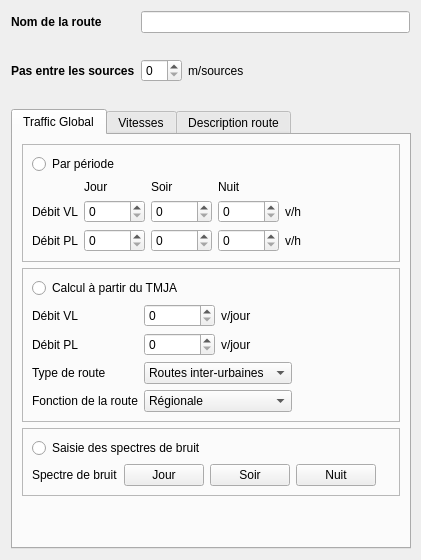
Old version of the form Tympan/GraphicIHM/DataManagerIHM/TYRouteWidget.ui in the repository Jiunixo/test_mig2.
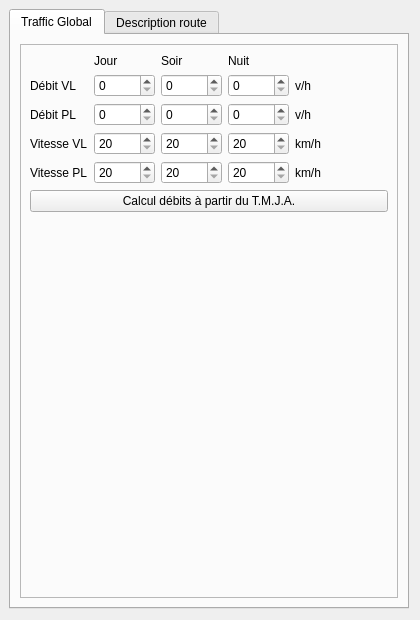
New version of the form. The open tabs and pages were chosen to show the change.

Commit message:
[TYRouteWidget] Refactor the ergonomy of the widget.
This notably introduces a dedicated dialog for using the AADT.

related to #1507362

Patch:
```diff
--- a/Tympan/GraphicIHM/DataManagerIHM/TYRouteWidget.ui
+++ b/Tympan/GraphicIHM/DataManagerIHM/TYRouteWidget.ui
@@ -1,94 +1,33 @@
 <?xml version="1.0" encoding="UTF-8"?>
 <ui version="4.0">
- <class>Form</class>
- <widget class="QWidget" name="Form">
+ <class>RouteWidget</class>
+ <widget class="QWidget" name="RouteWidget">
   <property name="geometry">
    <rect>
     <x>0</x>
     <y>0</y>
-    <width>421</width>
-    <height>560</height>
+    <width>420</width>
+    <height>620</height>
    </rect>
   </property>
   <property name="minimumSize">
    <size>
-    <width>400</width>
-    <height>560</height>
+    <width>420</width>
+    <height>620</height>
    </size>
   </property>
   <property name="windowTitle">
    <string>Form</string>
   </property>
-  <layout class="QVBoxLayout" name="verticalLayout">
-   <item>
-    <layout class="QGridLayout" name="gridLayout">
-     <item row="0" column="0">
-      <widget class="QLabel" name="label">
-       <property name="font">
-        <font>
-         <weight>75</weight>
-         <bold>true</bold>
-        </font>
-       </property>
-       <property name="text">
-        <string>Nom de la route</string>
-       </property>
-      </widget>
-     </item>
-     <item row="1" column="0">
-      <widget class="QLabel" name="label_2">
-       <property name="font">
-        <font>
-         <weight>75</weight>
-         <bold>true</bold>
-        </font>
-       </property>
-       <property name="text">
-        <string>Pas entre les sources</string>
-       </property>
-      </widget>
-     </item>
-     <item row="0" column="1">
-      <widget class="QLineEdit" name="nom_route"/>
-     </item>
-     <item row="1" column="1">
-      <layout class="QHBoxLayout" name="horizontalLayout_2">
-       <item>
-        <widget class="QSpinBox" name="pas_sources">
-         <property name="sizePolicy">
-          <sizepolicy hsizetype="Fixed" vsizetype="Fixed">
-           <horstretch>0</horstretch>
-           <verstretch>0</verstretch>
-          </sizepolicy>
-         </property>
-        </widget>
-       </item>
-       <item>
-        <widget class="QLabel" name="label_3">
-         <property name="text">
-          <string>m/sources</string>
-         </property>
-        </widget>
-       </item>
-       <item>
-        <spacer name="horizontalSpacer_3">
-         <property name="orientation">
-          <enum>Qt::Horizontal</enum>
-         </property>
-         <property name="sizeHint" stdset="0">
-          <size>
-           <width>40</width>
-           <height>20</height>
-          </size>
-         </property>
-        </spacer>
-       </item>
-      </layout>
-     </item>
-    </layout>
-   </item>
-   <item>
     <widget class="QTabWidget" name="tabWidget">
+   <property name="geometry">
+    <rect>
+     <x>9</x>
+     <y>9</y>
+     <width>400</width>
+     <height>600</height>
+    </rect>
+   </property>
      <property name="sizePolicy">
       <sizepolicy hsizetype="Preferred" vsizetype="Preferred">
        <horstretch>0</horstretch>
@@ -98,13 +37,13 @@
      <property name="minimumSize">
       <size>
        <width>400</width>
-       <height>400</height>
+     <height>600</height>
       </size>
      </property>
      <property name="currentIndex">
-      <number>0</number>
-     </property>
-     <widget class="QWidget" name="tab">
+    <number>1</number>
+   </property>
+   <widget class="QWidget" name="page_trafic">
       <attribute name="title">
        <string>Traffic Global</string>
       </attribute>
@@ -118,32 +57,8 @@
           <enum>QFrame::Raised</enum>
          </property>
          <layout class="QVBoxLayout" name="verticalLayout_3">
-          <item>
-           <widget class="QRadioButton" name="radio_periode">
-            <property name="text">
-             <string>Par période</string>
-            </property>
-            <attribute name="buttonGroup">
-             <string notr="true">buttonGroup</string>
-            </attribute>
-           </widget>
-          </item>
           <item>
            <layout class="QGridLayout" name="gridLayout_4">
-            <item row="0" column="3">
-             <widget class="QLabel" name="label_16">
-              <property name="text">
-               <string>Nuit</string>
-              </property>
-             </widget>
-            </item>
-            <item row="1" column="4">
-             <widget class="QLabel" name="label_18">
-              <property name="text">
-               <string>v/h</string>
-              </property>
-             </widget>
-            </item>
             <item row="2" column="1">
              <widget class="QSpinBox" name="periode_debit_pl_jour">
               <property name="maximum">
@@ -151,27 +66,6 @@
               </property>
              </widget>
             </item>
-            <item row="1" column="1">
-             <widget class="QSpinBox" name="periode_debit_vl_jour">
-              <property name="maximum">
-               <number>10000</number>
-              </property>
-             </widget>
-            </item>
-            <item row="1" column="3">
-             <widget class="QSpinBox" name="periode_debit_vl_nuit">
-              <property name="maximum">
-               <number>10000</number>
-              </property>
-             </widget>
-            </item>
-            <item row="2" column="0">
-             <widget class="QLabel" name="label_17">
-              <property name="text">
-               <string>Débit PL</string>
-              </property>
-             </widget>
-            </item>
             <item row="2" column="3">
              <widget class="QSpinBox" name="periode_debit_pl_nuit">
               <property name="maximum">
@@ -186,6 +80,27 @@
               </property>
              </widget>
             </item>
+          <item row="2" column="0">
+           <widget class="QLabel" name="label_17">
+            <property name="text">
+             <string>Débit PL</string>
+            </property>
+           </widget>
+          </item>
+          <item row="2" column="2">
+           <widget class="QSpinBox" name="periode_debit_pl_soir">
+            <property name="maximum">
+             <number>10000</number>
+            </property>
+           </widget>
+          </item>
+          <item row="2" column="4">
+           <widget class="QLabel" name="label_21">
+            <property name="text">
+             <string>v/h</string>
+            </property>
+           </widget>
+          </item>
             <item row="1" column="2">
              <widget class="QSpinBox" name="periode_debit_vl_soir">
               <property name="maximum">
@@ -193,6 +108,27 @@
               </property>
              </widget>
             </item>
+          <item row="0" column="3">
+           <widget class="QLabel" name="label_16">
+            <property name="text">
+             <string>Nuit</string>
+            </property>
+           </widget>
+          </item>
+          <item row="1" column="1">
+           <widget class="QSpinBox" name="periode_debit_vl_jour">
+            <property name="maximum">
+             <number>10000</number>
+            </property>
+           </widget>
+          </item>
+          <item row="1" column="3">
+           <widget class="QSpinBox" name="periode_debit_vl_nuit">
+            <property name="maximum">
+             <number>10000</number>
+            </property>
+           </widget>
+          </item>
             <item row="0" column="1">
              <widget class="QLabel" name="label_20">
               <property name="text">
@@ -200,17 +136,10 @@
               </property>
              </widget>
             </item>
-            <item row="0" column="2">
-             <widget class="QLabel" name="label_19">
+          <item row="1" column="4">
+           <widget class="QLabel" name="label_18">
               <property name="text">
-               <string>Soir</string>
-              </property>
-             </widget>
-            </item>
-            <item row="2" column="2">
-             <widget class="QSpinBox" name="periode_debit_pl_soir">
-              <property name="maximum">
-               <number>10000</number>
+             <string>v/h</string>
               </property>
              </widget>
             </item>
@@ -227,274 +156,28 @@
               </property>
              </spacer>
             </item>
-            <item row="2" column="4">
-             <widget class="QLabel" name="label_21">
+          <item row="0" column="2">
+           <widget class="QLabel" name="label_19">
               <property name="text">
-               <string>v/h</string>
-              </property>
-             </widget>
-            </item>
-           </layout>
-          </item>
-         </layout>
-        </widget>
-       </item>
-       <item>
-        <widget class="QFrame" name="frame_2">
-         <property name="frameShape">
-          <enum>QFrame::StyledPanel</enum>
-         </property>
-         <property name="frameShadow">
-          <enum>QFrame::Raised</enum>
-         </property>
-         <layout class="QVBoxLayout" name="verticalLayout_4">
-          <item>
-           <widget class="QRadioButton" name="radio_tmja">
-            <property name="text">
-             <string>Calcul à partir du TMJA</string>
-            </property>
-            <attribute name="buttonGroup">
-             <string notr="true">buttonGroup</string>
-            </attribute>
-           </widget>
-          </item>
-          <item>
-           <layout class="QGridLayout" name="gridLayout_5">
-            <item row="2" column="0">
-             <widget class="QLabel" name="label_24">
-              <property name="text">
-               <string>Type de route</string>
-              </property>
-             </widget>
-            </item>
-            <item row="2" column="1">
-             <widget class="QComboBox" name="tmja_type_route">
-              <item>
-               <property name="text">
-                <string>Routes inter-urbaines</string>
-               </property>
-              </item>
-              <item>
-               <property name="text">
-                <string>Autoroutes de liaison</string>
-               </property>
-              </item>
+             <string>Soir</string>
+            </property>
              </widget>
             </item>
             <item row="3" column="0">
-             <widget class="QLabel" name="label_25">
-              <property name="text">
-               <string>Fonction de la route</string>
-              </property>
-             </widget>
-            </item>
-            <item row="3" column="1">
-             <widget class="QComboBox" name="tmja_fonction_route">
-              <item>
-               <property name="text">
-                <string>Régionale</string>
-               </property>
-              </item>
-              <item>
-               <property name="text">
-                <string>Longue distance</string>
-               </property>
-              </item>
-             </widget>
-            </item>
-            <item row="1" column="1">
-             <layout class="QHBoxLayout" name="horizontalLayout_4">
-              <item>
-               <widget class="QSpinBox" name="tmja_debit_pl"/>
-              </item>
-              <item>
-               <widget class="QLabel" name="label_27">
-                <property name="text">
-                 <string>v/jour</string>
-                </property>
-               </widget>
-              </item>
-             </layout>
-            </item>
-            <item row="0" column="0">
-             <widget class="QLabel" name="label_22">
-              <property name="text">
-               <string>Débit VL</string>
-              </property>
-             </widget>
-            </item>
-            <item row="0" column="1">
-             <layout class="QHBoxLayout" name="horizontalLayout_3">
-              <item>
-               <widget class="QSpinBox" name="tmja_debit_vl"/>
-              </item>
-              <item>
-               <widget class="QLabel" name="label_26">
-                <property name="text">
-                 <string>v/jour</string>
-                </property>
-               </widget>
-              </item>
-             </layout>
-            </item>
-            <item row="1" column="0">
-             <widget class="QLabel" name="label_23">
-              <property name="text">
-               <string>Débit PL</string>
-              </property>
-             </widget>
-            </item>
-            <item row="1" column="2">
-             <spacer name="horizontalSpacer_5">
-              <property name="orientation">
-               <enum>Qt::Horizontal</enum>
-              </property>
-              <property name="sizeHint" stdset="0">
-               <size>
-                <width>40</width>
-                <height>20</height>
-               </size>
-              </property>
-             </spacer>
-            </item>
-           </layout>
-          </item>
-         </layout>
-        </widget>
-       </item>
-       <item>
-        <widget class="QFrame" name="frame_3">
-         <property name="frameShape">
-          <enum>QFrame::StyledPanel</enum>
-         </property>
-         <property name="frameShadow">
-          <enum>QFrame::Raised</enum>
-         </property>
-         <layout class="QVBoxLayout" name="verticalLayout_5">
-          <item>
-           <widget class="QRadioButton" name="radio_spectre">
-            <property name="text">
-             <string>Saisie des spectres de bruit</string>
-            </property>
-            <attribute name="buttonGroup">
-             <string notr="true">buttonGroup</string>
-            </attribute>
-           </widget>
-          </item>
-          <item>
-           <layout class="QHBoxLayout" name="horizontalLayout_5">
-            <item>
-             <widget class="QLabel" name="label_28">
-              <property name="text">
-               <string>Spectre de bruit</string>
-              </property>
-             </widget>
-            </item>
-            <item>
-             <widget class="QPushButton" name="spectre_jour_button">
-              <property name="text">
-               <string>Jour</string>
-              </property>
-             </widget>
-            </item>
-            <item>
-             <widget class="QPushButton" name="spectre_soir_button">
-              <property name="text">
-               <string>Soir</string>
-              </property>
-             </widget>
-            </item>
-            <item>
-             <widget class="QPushButton" name="spectre_nuit_button">
-              <property name="text">
-               <string>Nuit</string>
-              </property>
-             </widget>
-            </item>
-            <item>
-             <spacer name="horizontalSpacer_6">
-              <property name="orientation">
-               <enum>Qt::Horizontal</enum>
-              </property>
-              <property name="sizeHint" stdset="0">
-               <size>
-                <width>40</width>
-                <height>20</height>
-               </size>
-              </property>
-             </spacer>
-            </item>
-           </layout>
-          </item>
-         </layout>
-        </widget>
-       </item>
-       <item>
-        <spacer name="verticalSpacer_3">
-         <property name="orientation">
-          <enum>Qt::Vertical</enum>
-         </property>
-         <property name="sizeHint" stdset="0">
-          <size>
-           <width>20</width>
-           <height>40</height>
-          </size>
-         </property>
-        </spacer>
-       </item>
-      </layout>
-     </widget>
-     <widget class="QWidget" name="tab_2">
-      <attribute name="title">
-       <string>Vitesses</string>
-      </attribute>
-      <layout class="QGridLayout" name="gridLayout_3">
-       <item row="0" column="1">
-        <widget class="QLabel" name="label_10">
-         <property name="text">
-          <string>Jour</string>
-         </property>
-        </widget>
-       </item>
-       <item row="0" column="2">
-        <widget class="QLabel" name="label_11">
-         <property name="text">
-          <string>Soir</string>
-         </property>
-        </widget>
-       </item>
-       <item row="2" column="0">
-        <widget class="QLabel" name="label_9">
-         <property name="text">
-          <string>Vitesse PL</string>
-         </property>
-        </widget>
-       </item>
-       <item row="0" column="3">
-        <widget class="QLabel" name="label_12">
-         <property name="text">
-          <string>Nuit</string>
-         </property>
-        </widget>
-       </item>
-       <item row="1" column="0">
-        <widget class="QLabel" name="label_8">
+           <widget class="QLabel" name="label_32">
          <property name="text">
           <string>Vitesse VL</string>
          </property>
         </widget>
        </item>
-       <item row="2" column="1">
-        <widget class="QSpinBox" name="vitesse_pl_jour">
-         <property name="minimum">
-          <number>20</number>
-         </property>
-         <property name="maximum">
-          <number>100</number>
+          <item row="4" column="0">
+           <widget class="QLabel" name="label_31">
+            <property name="text">
+             <string>Vitesse PL</string>
          </property>
         </widget>
        </item>
-       <item row="1" column="1">
+          <item row="3" column="1">
         <widget class="QSpinBox" name="vitesse_vl_jour">
          <property name="minimum">
           <number>20</number>
@@ -504,7 +187,17 @@
          </property>
         </widget>
        </item>
-       <item row="1" column="2">
+          <item row="4" column="1">
+           <widget class="QSpinBox" name="vitesse_pl_jour">
+            <property name="minimum">
+             <number>20</number>
+            </property>
+            <property name="maximum">
+             <number>100</number>
+            </property>
+           </widget>
+          </item>
+          <item row="3" column="2">
         <widget class="QSpinBox" name="vitesse_vl_soir">
          <property name="minimum">
           <number>20</number>
@@ -514,24 +207,7 @@
          </property>
         </widget>
        </item>
-       <item row="1" column="3">
-        <widget class="QSpinBox" name="vitesse_vl_nuit">
-         <property name="minimum">
-          <number>20</number>
-         </property>
-         <property name="maximum">
-          <number>130</number>
-         </property>
-        </widget>
-       </item>
-       <item row="1" column="4">
-        <widget class="QLabel" name="label_13">
-         <property name="text">
-          <string>km/h</string>
-         </property>
-        </widget>
-       </item>
-       <item row="2" column="2">
+          <item row="4" column="2">
         <widget class="QSpinBox" name="vitesse_pl_soir">
          <property name="minimum">
           <number>20</number>
@@ -541,7 +217,24 @@
          </property>
         </widget>
        </item>
-       <item row="2" column="3">
+          <item row="3" column="3">
+           <widget class="QSpinBox" name="vitesse_vl_nuit">
+            <property name="minimum">
+             <number>20</number>
+            </property>
+            <property name="maximum">
+             <number>130</number>
+            </property>
+           </widget>
+          </item>
+          <item row="3" column="4">
+           <widget class="QLabel" name="label_33">
+            <property name="text">
+             <string>km/h</string>
+            </property>
+           </widget>
+          </item>
+          <item row="4" column="3">
         <widget class="QSpinBox" name="vitesse_pl_nuit">
          <property name="minimum">
           <number>20</number>
@@ -551,15 +244,24 @@
          </property>
         </widget>
        </item>
-       <item row="2" column="4">
-        <widget class="QLabel" name="label_14">
+          <item row="4" column="4">
+           <widget class="QLabel" name="label_30">
          <property name="text">
           <string>km/h</string>
          </property>
         </widget>
        </item>
-       <item row="3" column="1">
-        <spacer name="verticalSpacer_2">
+         </layout>
+        </item>
+        <item>
+         <widget class="QPushButton" name="bouton_tmja">
+          <property name="text">
+           <string>Calcul débits à partir du T.M.J.A.</string>
+          </property>
+         </widget>
+        </item>
+        <item>
+         <spacer name="verticalSpacer_3">
          <property name="orientation">
           <enum>Qt::Vertical</enum>
          </property>
@@ -571,22 +273,12 @@
          </property>
         </spacer>
        </item>
-       <item row="1" column="5">
-        <spacer name="horizontalSpacer_2">
-         <property name="orientation">
-          <enum>Qt::Horizontal</enum>
-         </property>
-         <property name="sizeHint" stdset="0">
-          <size>
-           <width>40</width>
-           <height>20</height>
-          </size>
-         </property>
-        </spacer>
+       </layout>
+      </widget>
        </item>
       </layout>
      </widget>
-     <widget class="QWidget" name="tab_3">
+   <widget class="QWidget" name="page_descr">
       <attribute name="title">
        <string>Description route</string>
       </attribute>
@@ -711,8 +403,6 @@
       </layout>
      </widget>
     </widget>
-   </item>
-  </layout>
  </widget>
  <resources/>
  <connections/>
```
Left out of the diff: 23 changed lines with no effect on the pictures. Lines whose indentation alone changed are shown as unchanged. The commit also changes 3 other files.
